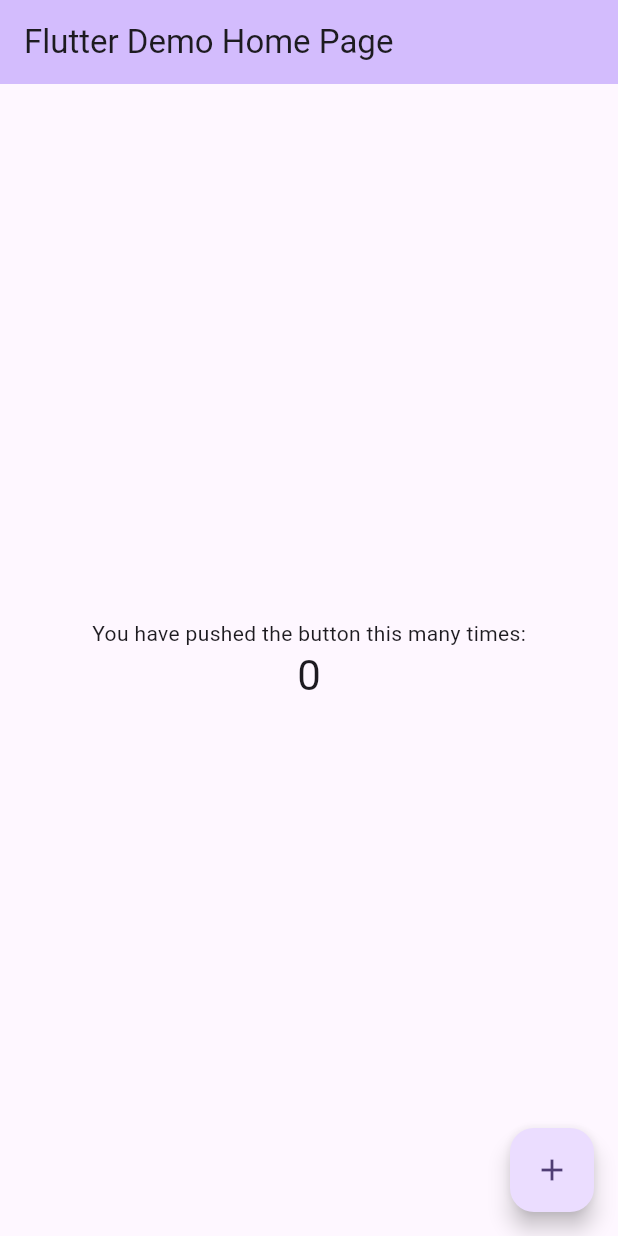
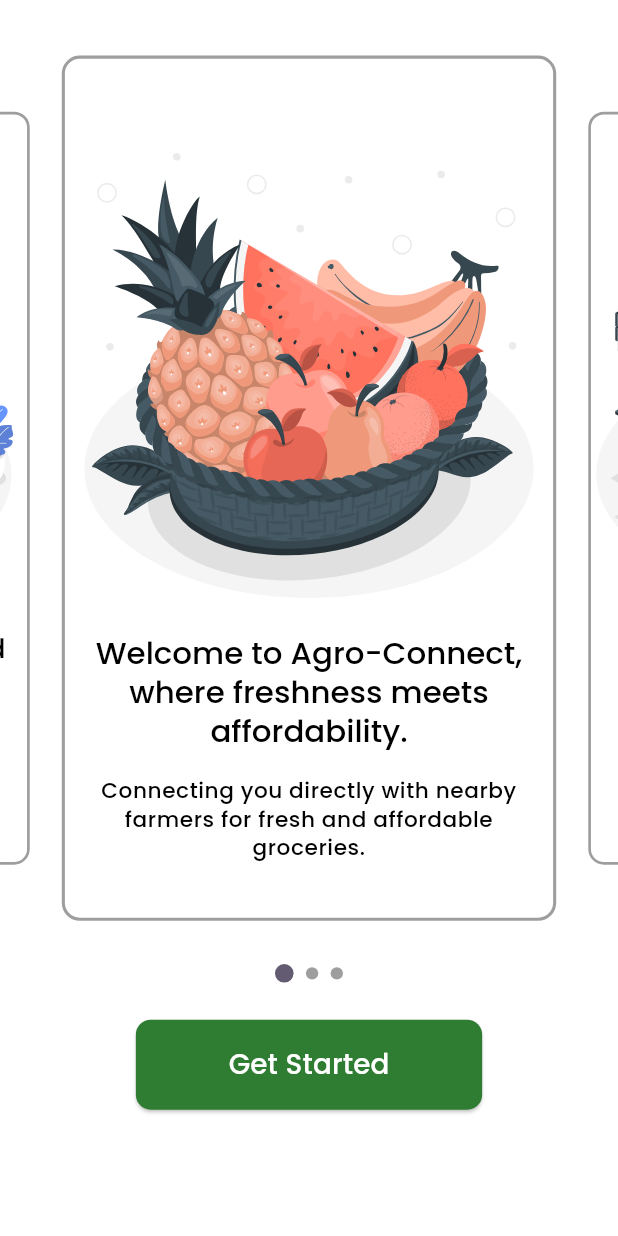
Before and after one commit to venkatbalajim/Agro-Connect, a Flutter app: the screen it shows after launch, on a phone screen of 412 x 824 dp. Run offline on Flutter 3.47's test engine with Material 3 defaults, Android fonts, the phone set to English and light mode, and no system bars; drawn by our look-alikes of carousel_slider; our stand-ins replace flutter_svg, google_fonts.

Commit message:
Created welcome page

```diff
--- a/analysis_options.yaml
+++ b/analysis_options.yaml
@@ -7,6 +7,9 @@
 
 # The following line activates a set of recommended lints for Flutter apps,
 # packages, and plugins designed to encourage good coding practices.
+analyzer:
+  errors:
+    unused_import: ignore
 include: package:flutter_lints/flutter.yaml
 
 linter:
--- a/lib/main.dart
+++ b/lib/main.dart
@@ -1,4 +1,4 @@
-import 'package:flutter/material.dart';
+import 'utils/imports.dart';
 
 void main() {
   runApp(const MyApp());
@@ -6,120 +6,15 @@ void main() {
 
 class MyApp extends StatelessWidget {
   const MyApp({super.key});
-
-  // This widget is the root of your application.
   @override
   Widget build(BuildContext context) {
     return MaterialApp(
-      title: 'Flutter Demo',
-      theme: ThemeData(
-        // This is the theme of your application.
-        //
-        // TRY THIS: Try running your application with "flutter run". You'll see
-        // the application has a purple toolbar. Then, without quitting the app,
-        // try changing the seedColor in the colorScheme below to Colors.green
-        // and then invoke "hot reload" (save your changes or press the "hot
-        // reload" button in a Flutter-supported IDE, or press "r" if you used
-        // the command line to start the app).
-        //
-        // Notice that the counter didn't reset back to zero; the application
-        // state is not lost during the reload. To reset the state, use hot
-        // restart instead.
-        //
-        // This works for code too, not just values: Most code changes can be
-        // tested with just a hot reload.
-        colorScheme: ColorScheme.fromSeed(seedColor: Colors.deepPurple),
-        useMaterial3: true,
-      ),
-      home: const MyHomePage(title: 'Flutter Demo Home Page'),
+      title: 'Agro-Connect',
+      debugShowCheckedModeBanner: false,
+      theme: Themes.lightTheme,
+      darkTheme: Themes.darkTheme,
+      themeMode: ThemeMode.light,
+      home: const WelcomePage(), // Temporary only ...
     );
   }
 }
-
-class MyHomePage extends StatefulWidget {
-  const MyHomePage({super.key, required this.title});
-
-  // This widget is the home page of your application. It is stateful, meaning
-  // that it has a State object (defined below) that contains fields that affect
-  // how it looks.
-
-  // This class is the configuration for the state. It holds the values (in this
-  // case the title) provided by the parent (in this case the App widget) and
-  // used by the build method of the State. Fields in a Widget subclass are
-  // always marked "final".
-
-  final String title;
-
-  @override
-  State<MyHomePage> createState() => _MyHomePageState();
-}
-
-class _MyHomePageState extends State<MyHomePage> {
-  int _counter = 0;
-
-  void _incrementCounter() {
-    setState(() {
-      // This call to setState tells the Flutter framework that something has
-      // changed in this State, which causes it to rerun the build method below
-      // so that the display can reflect the updated values. If we changed
-      // _counter without calling setState(), then the build method would not be
-      // called again, and so nothing would appear to happen.
-      _counter++;
-    });
-  }
-
-  @override
-  Widget build(BuildContext context) {
-    // This method is rerun every time setState is called, for instance as done
-    // by the _incrementCounter method above.
-    //
-    // The Flutter framework has been optimized to make rerunning build methods
-    // fast, so that you can just rebuild anything that needs updating rather
-    // than having to individually change instances of widgets.
-    return Scaffold(
-      appBar: AppBar(
-        // TRY THIS: Try changing the color here to a specific color (to
-        // Colors.amber, perhaps?) and trigger a hot reload to see the AppBar
-        // change color while the other colors stay the same.
-        backgroundColor: Theme.of(context).colorScheme.inversePrimary,
-        // Here we take the value from the MyHomePage object that was created by
-        // the App.build method, and use it to set our appbar title.
-        title: Text(widget.title),
-      ),
-      body: Center(
-        // Center is a layout widget. It takes a single child and positions it
-        // in the middle of the parent.
-        child: Column(
-          // Column is also a layout widget. It takes a list of children and
-          // arranges them vertically. By default, it sizes itself to fit its
-          // children horizontally, and tries to be as tall as its parent.
-          //
-          // Column has various properties to control how it sizes itself and
-          // how it positions its children. Here we use mainAxisAlignment to
-          // center the children vertically; the main axis here is the vertical
-          // axis because Columns are vertical (the cross axis would be
-          // horizontal).
-          //
-          // TRY THIS: Invoke "debug painting" (choose the "Toggle Debug Paint"
-          // action in the IDE, or press "p" in the console), to see the
-          // wireframe for each widget.
-          mainAxisAlignment: MainAxisAlignment.center,
-          children: <Widget>[
-            const Text(
-              'You have pushed the button this many times:',
-            ),
-            Text(
-              '$_counter',
-              style: Theme.of(context).textTheme.headlineMedium,
-            ),
-          ],
-        ),
-      ),
-      floatingActionButton: FloatingActionButton(
-        onPressed: _incrementCounter,
-        tooltip: 'Increment',
-        child: const Icon(Icons.add),
-      ), // This trailing comma makes auto-formatting nicer for build methods.
-    );
-  }
-}
--- /dev/null
+++ b/lib/pages/welcome_page.dart
@@ -0,0 +1,190 @@
+import '../utils/imports.dart';
+
+class WelcomePage extends StatefulWidget {
+  const WelcomePage({super.key});
+
+  @override
+  State<WelcomePage> createState() => WelcomePageState();
+}
+
+class WelcomePageState extends State<WelcomePage> {
+  int currentIndex = 0;
+
+  @override
+  Widget build(BuildContext context) {
+    final List<Map<String, String>> carouselItems = [
+      {
+        'image': 'assets/images/fruit_basket.svg',
+        'title':
+            'Welcome to Agro-Connect, where freshness meets affordability.',
+        'description':
+            'Connecting you directly with nearby farmers for fresh and affordable groceries.',
+      },
+      {
+        'image': 'assets/images/farmers_market.svg',
+        'title':
+            'Farm-to-table Revolution: Bridging the gap between farmers and consumers.',
+        'description':
+            'No middlemen, just fair prices and support for our farming community.',
+      },
+      {
+        'image': 'assets/images/ontime_delivery.svg',
+        'title': 'Get your groceries delivered right at your doorstep.',
+        'description':
+            'Enjoy the convenience of fresh farm-sourced produce delivered straight to your home.',
+      },
+    ];
+
+    final double screenHeight = MediaQuery.of(context).size.height;
+    final double screenWidth = MediaQuery.of(context).size.width;
+
+    // Make proportions based on screen size
+    double responsiveHeight(double percentage) => screenHeight * percentage;
+    double responsiveWidth(double percentage) => screenWidth * percentage;
+    double responsiveFontSize(double baseSize) => baseSize * screenWidth / 400;
+
+    return PageScreen(
+      content: SafeArea(
+        child: SingleChildScrollView(
+          scrollDirection: Axis.vertical,
+          child: Column(
+            mainAxisAlignment: MainAxisAlignment.spaceBetween,
+            children: [
+              SizedBox(height: responsiveHeight(0.02)),
+              SizedBox(
+                height: responsiveHeight(0.75),
+                width: screenWidth,
+                child: CarouselSlider.builder(
+                  itemCount: carouselItems.length,
+                  itemBuilder: (context, index, realIndex) {
+                    final item = carouselItems[index];
+                    return Container(
+                      alignment: Alignment.center,
+                      width: screenWidth,
+                      decoration: BoxDecoration(
+                        border: Border.all(
+                          color: Colors.grey,
+                          width: responsiveWidth(0.005),
+                        ),
+                        borderRadius: BorderRadius.circular(12),
+                      ),
+                      child: SingleChildScrollView(
+                        scrollDirection: Axis.vertical,
+                        child: Column(
+                          mainAxisAlignment: MainAxisAlignment.center,
+                          children: [
+                            ClipRRect(
+                              borderRadius: const BorderRadius.vertical(
+                                top: Radius.circular(12.0),
+                              ),
+                              child: SvgPicture.asset(
+                                item['image']!,
+                                height: responsiveHeight(0.4),
+                              ),
+                            ),
+                            SizedBox(height: responsiveHeight(0.02)),
+                            Text(
+                              item['title']!,
+                              textAlign: TextAlign.center,
+                              style: Theme.of(context)
+                                  .textTheme
+                                  .titleLarge!
+                                  .copyWith(
+                                    fontSize: responsiveFontSize(20),
+                                  ),
+                            ),
+                            SizedBox(height: responsiveHeight(0.02)),
+                            Padding(
+                              padding: EdgeInsets.symmetric(
+                                  horizontal: responsiveWidth(0.05)),
+                              child: Text(
+                                item['description']!,
+                                textAlign: TextAlign.center,
+                                style: Theme.of(context)
+                                    .textTheme
+                                    .bodySmall!
+                                    .copyWith(
+                                      fontSize: responsiveFontSize(14),
+                                    ),
+                              ),
+                            ),
+                          ],
+                        ),
+                      ),
+                    );
+                  },
+                  options: CarouselOptions(
+                    height: responsiveHeight(0.7),
+                    enlargeCenterPage: true,
+                    initialPage: 0,
+                    onPageChanged: (index, reason) {
+                      setState(() {
+                        currentIndex = index;
+                      });
+                    },
+                  ),
+                ),
+              ),
+              SizedBox(height: responsiveHeight(0.01)), // 1% height
+              Row(
+                mainAxisAlignment: MainAxisAlignment.center,
+                children: List.generate(
+                  carouselItems.length,
+                  (index) => AnimatedContainer(
+                    duration: const Duration(milliseconds: 300),
+                    margin:
+                        EdgeInsets.symmetric(horizontal: responsiveWidth(0.01)),
+                    width: currentIndex == index
+                        ? responsiveWidth(0.03)
+                        : responsiveWidth(0.02),
+                    height: currentIndex == index
+                        ? responsiveWidth(0.03)
+                        : responsiveWidth(0.02),
+                    decoration: BoxDecoration(
+                      color: currentIndex == index
+                          ? Theme.of(context).colorScheme.secondary
+                          : Colors.grey,
+                      shape: BoxShape.circle,
+                    ),
+                  ),
+                ),
+              ),
+              SizedBox(height: responsiveHeight(0.03)),
+              Padding(
+                padding: EdgeInsets.symmetric(horizontal: responsiveWidth(0.1)),
+                child: ElevatedButton(
+                  onPressed: () {
+                    // Navigate to the home page ...
+                  },
+                  style: ButtonStyle(
+                    backgroundColor: WidgetStatePropertyAll(Colors.green[800]),
+                    padding: WidgetStatePropertyAll(
+                      EdgeInsets.symmetric(
+                        horizontal: responsiveWidth(0.15),
+                        vertical: responsiveHeight(0.02),
+                      ),
+                    ),
+                    shape: WidgetStatePropertyAll(
+                      RoundedRectangleBorder(
+                        borderRadius: BorderRadius.circular(10),
+                      ),
+                    ),
+                    splashFactory: NoSplash.splashFactory,
+                  ),
+                  child: Text(
+                    'Get Started',
+                    style: GoogleFonts.poppins(
+                      fontSize: responsiveFontSize(18),
+                      color: Colors.white,
+                    ),
+                  ),
+                ),
+              ),
+              SizedBox(height: responsiveHeight(0.02)),
+            ],
+          ),
+        ),
+      ),
+    );
+  }
+}
--- /dev/null
+++ b/lib/utils/imports.dart
@@ -0,0 +1,29 @@
+// COMMON PAGES
+import 'package:agro_connect/pages/welcome_page.dart';
+export 'package:agro_connect/pages/welcome_page.dart';
+
+//  UTILITIES
+import 'package:agro_connect/utils/themes.dart';
+export 'package:agro_connect/utils/themes.dart';
+
+// CUSTOM WIDGETS
+import 'package:agro_connect/widgets/page_screen.dart';
+export 'package:agro_connect/widgets/page_screen.dart';
+
+// FLUTTER PACKAGES
+import 'package:flutter/material.dart';
+export 'package:flutter/material.dart';
+import 'package:flutter/gestures.dart';
+export 'package:flutter/gestures.dart';
+import 'package:flutter/services.dart';
+export 'package:flutter/services.dart';
+
+// GOOGLE PACKAGES
+import 'package:google_fonts/google_fonts.dart';
+export 'package:google_fonts/google_fonts.dart';
+
+// OTHER PACKAGES
+import 'package:carousel_slider/carousel_slider.dart';
+export 'package:carousel_slider/carousel_slider.dart';
+import 'package:flutter_svg/flutter_svg.dart';
+export 'package:flutter_svg/flutter_svg.dart';
--- /dev/null
+++ b/lib/utils/themes.dart
@@ -0,0 +1,85 @@
+import 'imports.dart';
+
+class Themes {
+  static final lightTheme = ThemeData(
+    useMaterial3: true,
+    brightness: Brightness.light,
+    scaffoldBackgroundColor: Colors.white,
+    dialogBackgroundColor: Colors.white,
+    textTheme: TextTheme(
+      titleLarge: GoogleFonts.poppins(
+        color: Colors.black,
+        fontWeight: FontWeight.w500,
+        fontSize: 25,
+      ),
+      bodySmall: GoogleFonts.poppins(
+        color: Colors.black,
+        fontWeight: FontWeight.w500,
+        fontSize: 16,
+      ),
+      labelSmall: GoogleFonts.poppins(
+        color: Colors.black,
+        fontWeight: FontWeight.w500,
+        fontSize: 13,
+      ),
+    ),
+    navigationBarTheme: NavigationBarThemeData(
+      height: 70,
+      backgroundColor: Colors.green[700]!.withOpacity(0.25),
+      indicatorColor: Colors.green.withOpacity(0.5),
+      labelTextStyle: WidgetStatePropertyAll(
+        GoogleFonts.poppins(
+          color: Colors.black,
+          fontWeight: FontWeight.w500,
+          fontSize: 13,
+        ),
+      ),
+    ),
+    textSelectionTheme: TextSelectionThemeData(
+      cursorColor: Colors.green[900],
+      selectionColor: Colors.green[800]!.withOpacity(0.3),
+      selectionHandleColor: Colors.green[800],
+    ),
+  );
+
+  static final darkTheme = ThemeData(
+    useMaterial3: true,
+    brightness: Brightness.dark,
+    scaffoldBackgroundColor: const Color(0xFF121212),
+    dialogBackgroundColor: Colors.grey[900],
+    textTheme: TextTheme(
+      titleLarge: GoogleFonts.poppins(
+        color: Colors.white,
+        fontWeight: FontWeight.w500,
+        fontSize: 25,
+      ),
+      bodySmall: GoogleFonts.poppins(
+        color: Colors.white,
+        fontWeight: FontWeight.w500,
+        fontSize: 16,
+      ),
+      labelSmall: GoogleFonts.poppins(
+        color: Colors.white,
+        fontWeight: FontWeight.w500,
+        fontSize: 13,
+      ),
+    ),
+    navigationBarTheme: NavigationBarThemeData(
+      height: 70,
+      backgroundColor: Colors.green[700]!.withOpacity(0.25),
+      indicatorColor: Colors.green.withOpacity(0.5),
+      labelTextStyle: WidgetStatePropertyAll(
+        GoogleFonts.poppins(
+          color: Colors.white,
+          fontWeight: FontWeight.w500,
+          fontSize: 13,
+        ),
+      ),
+    ),
+    textSelectionTheme: TextSelectionThemeData(
+      cursorColor: Colors.green[800],
+      selectionColor: Colors.green[800]!.withOpacity(0.3),
+      selectionHandleColor: Colors.green[800],
+    ),
+  );
+}
--- /dev/null
+++ b/lib/widgets/page_screen.dart
@@ -0,0 +1,44 @@
+import '../utils/imports.dart';
+
+class PageScreen extends StatefulWidget {
+  final Widget content;
+  final Widget? bottomNavBar;
+  final Widget? floatingButton;
+
+  const PageScreen({
+    super.key,
+    required this.content,
+    this.bottomNavBar,
+    this.floatingButton,
+  });
+
+  @override
+  State<PageScreen> createState() => _PageScreenState();
+}
+
+class _PageScreenState extends State<PageScreen> {
+  @override
+  Widget build(BuildContext context) {
+    Brightness contrastBrightness = Brightness.dark;
+    if (Theme.of(context).brightness == Brightness.dark) {
+      contrastBrightness = Brightness.light;
+    } else {
+      contrastBrightness = Brightness.dark;
+    }
+
+    return Scaffold(
+      body: AnnotatedRegion(
+        value: SystemUiOverlayStyle(
+          systemNavigationBarIconBrightness: contrastBrightness,
+          statusBarIconBrightness: contrastBrightness,
+          statusBarColor: Theme.of(context).scaffoldBackgroundColor,
+          systemNavigationBarColor: Theme.of(context).scaffoldBackgroundColor,
+          systemNavigationBarDividerColor: Colors.transparent,
+        ),
+        child: widget.content,
+      ),
+      bottomNavigationBar: widget.bottomNavBar,
+      floatingActionButton: widget.floatingButton,
+    );
+  }
+}
```
Also changed, not shown: pubspec.yaml (+7 -0 lines), assets/images/farmers_market.svg (added), assets/images/fruit_basket.svg (added), assets/images/ontime_delivery.svg (added), pubspec.lock, 2 other files.
